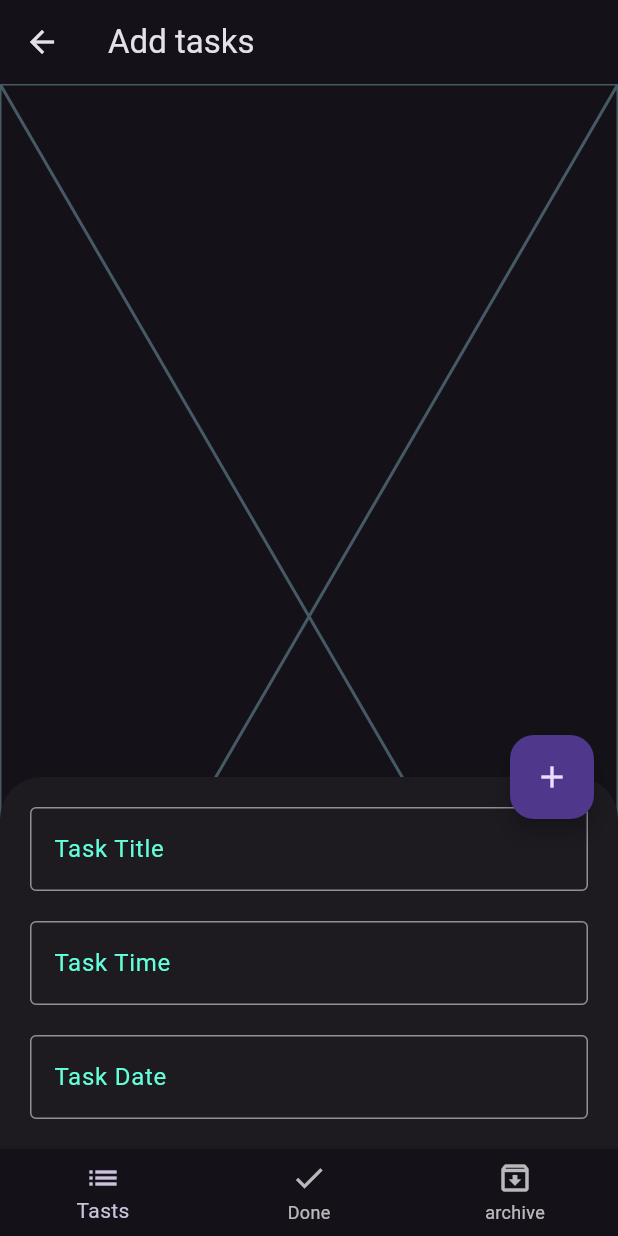
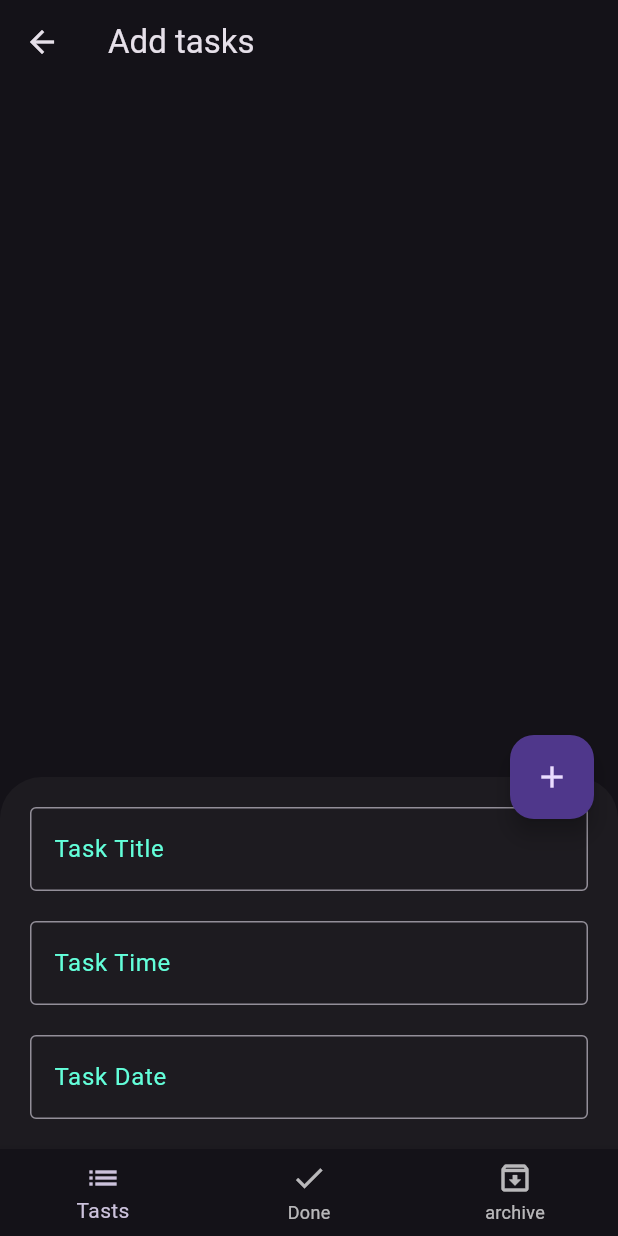
Before and after one commit to amgadelmarghny/todo_app, a Flutter app: the screen it shows after launch, after a tap on the "edit" icon, on a phone screen of 412 x 824 dp. Run offline on Flutter 3.47's test engine with Material 3 defaults, Android fonts, the phone set to English and light mode, and no system bars; our stand-ins replace bloc, flutter_bloc, sqflite; accounts and stored records are empty.

Commit message:
creat task item and task item list view and finsh from task body

```diff
--- a/lib/cubit/app_cubit.dart
+++ b/lib/cubit/app_cubit.dart
@@ -64,7 +64,6 @@ class AppCubit extends Cubit<AppState> {
     }).catchError((err) {
       emit(FailurState('Failed to Creat into Database : $err'));
       debugPrint('Failed to Creat into Database : $err');
-
     });
   }
 
@@ -74,28 +73,32 @@ class AppCubit extends Cubit<AppState> {
       required String time,
       required String date}) async {
     await database!.transaction((txn) async {
-      await txn.rawInsert(
-          'INSERT INTO tasks(title, time, date, status) VALUES("$title", "$time","$date", "new")');
-    }).then((value) {
+      await txn
+          .rawInsert(
+              'INSERT INTO tasks(title, time, date, status) VALUES("$title", "$time","$date", "new")')
+          .then((value) {
+        print(database);
         debugPrint('Database inserted successfully : $value');
+        emit(InsertIntoDatabaseState());
         getFromDatabase(database);
-      emit(InsertIntoDatabaseState());
       }).catchError((err) {
         emit(FailurState('Failed to insert into Database : $err'));
         debugPrint('Failed to insert into Database : $err');
+      });
     });
   }
 
   //Get the tasks
   void getFromDatabase(database) {
-    database!.rawQuery('SELECT * FROM tasks').then((value) {
     addTaskModelList.clear();
     doneTaskModelList.clear();
     archiveTaskModelList.clear();
+    database!.rawQuery('SELECT * FROM tasks').then((value) {
+      print(value);
       for (var list in value) {
-        if (list['status'] == ['new']) {
+        if (list['status'] == 'new') {
           addTaskModelList.add(TaskModel.fromSQflite(list));
-        } else if (list['status'] == ['done']) {
+        } else if (list['status'] == 'done') {
           doneTaskModelList.add(TaskModel.fromSQflite(list));
         } else {
           archiveTaskModelList.add(TaskModel.fromSQflite(list));
--- a/lib/views/home_view.dart
+++ b/lib/views/home_view.dart
@@ -1,5 +1,6 @@
 import 'package:flutter/material.dart';
 import 'package:flutter_bloc/flutter_bloc.dart';
+import 'package:todo_app/componants/snack_bar.dart';
 import 'package:todo_app/cubit/app_cubit.dart';
 import 'package:todo_app/views/widget_componants/task_sheet.dart';
 
@@ -23,6 +24,9 @@ class _HomeViewState extends State<HomeView> {
       listener: (context, state) {
         if (state is InsertIntoDatabaseState) {
           Navigator.pop(context);
+        }
+        if (state is FailurState) {
+          customSnackBar(context: context, text: state.err);
         }
       },
       builder: (context, state) {
--- /dev/null
+++ b/lib/views/widget_componants/task_item_list_view.dart
@@ -0,0 +1,40 @@
+import 'package:flutter/material.dart';
+import 'package:flutter_bloc/flutter_bloc.dart';
+import 'package:todo_app/cubit/app_cubit.dart';
+import 'package:todo_app/model/tast_model.dart';
+import 'package:todo_app/views/widget_componants/task_item.dart';
+
+class TaskItemListView extends StatelessWidget {
+  const TaskItemListView({
+    super.key,
+    required this.taskModelList,
+  });
+
+  final List<TaskModel> taskModelList;
+
+  @override
+  Widget build(BuildContext context) {
+    return BlocBuilder<AppCubit, AppState>(
+      builder: (context, state) {
+        return Padding(
+          padding: const EdgeInsets.symmetric(horizontal: 20),
+          child: ListView.separated(
+            itemCount: taskModelList.length,
+            itemBuilder: (context, index) {
+              return TaskItem(
+                taskModel: taskModelList[index],
+              );
+            },
+            separatorBuilder: (context, index) {
+              return Container(
+                margin: const EdgeInsets.symmetric(vertical: 15),
+                color: Colors.white38,
+                height: 1,
+              );
+            },
+          ),
+        );
+      },
+    );
+  }
+}
--- a/lib/views/widget_componants/task_sheet.dart
+++ b/lib/views/widget_componants/task_sheet.dart
@@ -71,7 +71,6 @@ class _TaskSheetState extends State<TaskSheet> {
                   });
                 },
               ),
-
             ],
           ),
         ),
--- a/lib/views/widget_componants/tasks_body.dart
+++ b/lib/views/widget_componants/tasks_body.dart
@@ -1,10 +1,16 @@
 import 'package:flutter/material.dart';
+import 'package:flutter_bloc/flutter_bloc.dart';
+import 'package:todo_app/cubit/app_cubit.dart';
+import 'package:todo_app/model/tast_model.dart';
+import 'package:todo_app/views/widget_componants/task_item_list_view.dart';
 
 class TasksBody extends StatelessWidget {
   const TasksBody({super.key});
 
   @override
   Widget build(BuildContext context) {
-    return const Placeholder();
+    List<TaskModel> taskModelList =
+        BlocProvider.of<AppCubit>(context).addTaskModelList;
+    return TaskItemListView(taskModelList: taskModelList);
   }
 }
```
Also changed, not shown: lib/views/widget_componants/task_item.dart (added, +68 -0 lines). Lines whose indentation alone changed are shown as unchanged.
